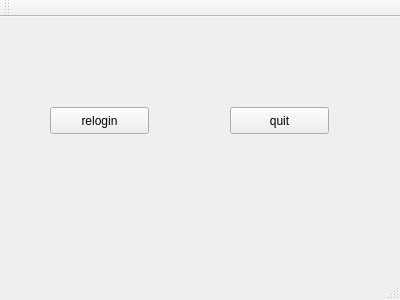
Qt form InterfaceChange/mainwindow.ui (hlm12348765/QT) before a commit.
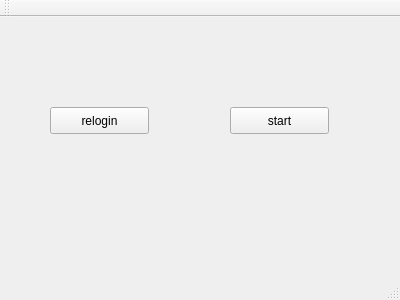
The same form after that commit.

What changed in the file:
```diff
--- a/InterfaceChange/mainwindow.ui
+++ b/InterfaceChange/mainwindow.ui
@@ -37,7 +37,7 @@
      </rect>
     </property>
     <property name="text">
-     <string>quit</string>
+     <string>start</string>
     </property>
    </widget>
   </widget>
```
